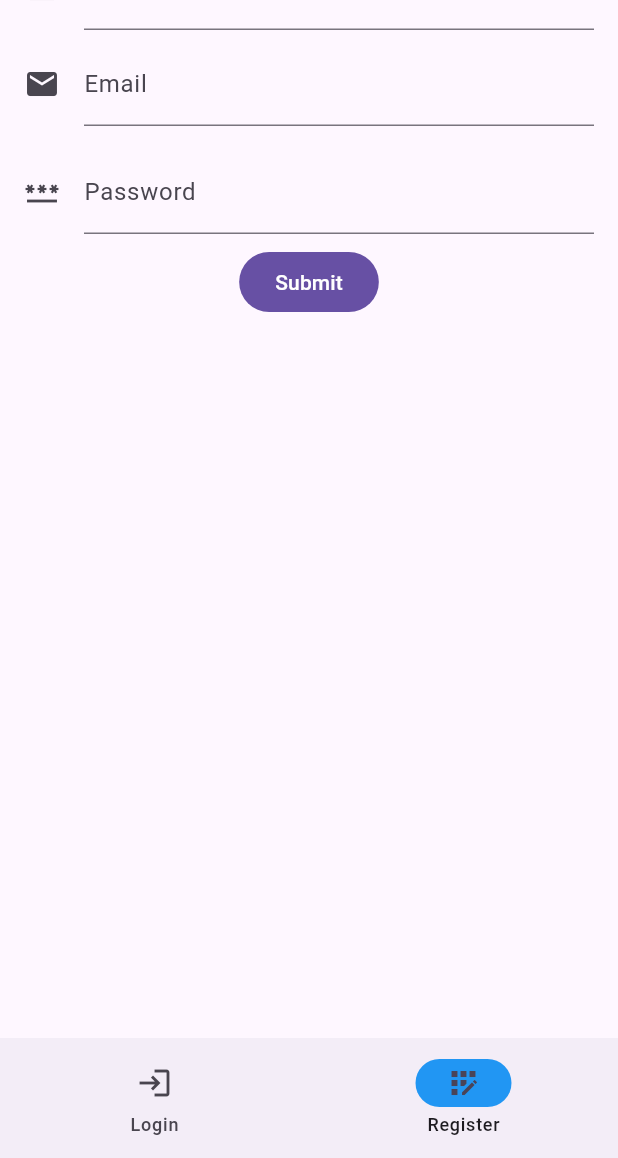
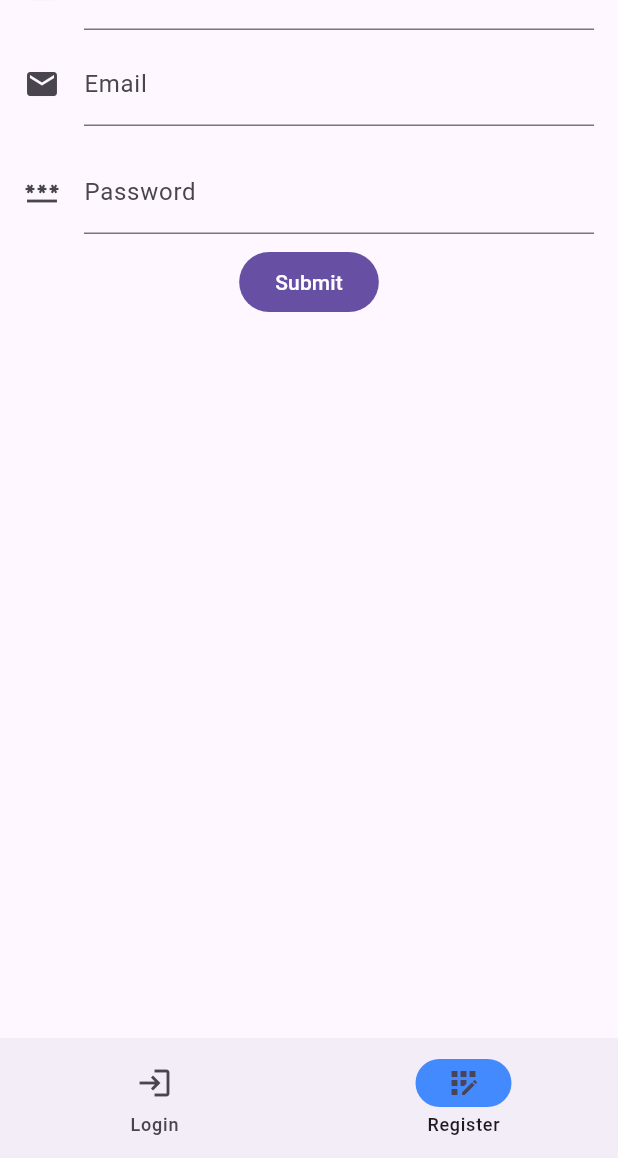
Before and after one commit to invertedEcho/flatshare, a Flutter app: the screen it shows after launch, item 2 of the bottom bar chosen, on a phone screen of 412 x 824 dp, the part 78-1236 px from its top. Run offline on Flutter 3.47's test engine with Material 3 defaults, Android fonts, the phone set to English and light mode, and no system bars; our stand-ins replace flutter_dotenv, flutter_secure_storage; network calls fail.

Commit message:
feat: follow devices system theme

```diff
--- a/frontend/lib/main.dart
+++ b/frontend/lib/main.dart
@@ -74,7 +74,9 @@ class _AppState extends State<App> {
   Widget build(BuildContext context) {
     return MaterialApp(
         debugShowCheckedModeBanner: false,
-        theme: ThemeData(useMaterial3: true),
+        theme: ThemeData(useMaterial3: true, brightness: Brightness.light),
+        darkTheme: ThemeData(brightness: Brightness.dark),
+        themeMode: ThemeMode.system,
         home: isLoggedIn
             ? AuthenticatedNavigation(
                 onLogout: handleLogout,
@@ -104,7 +106,7 @@ class _UnauthenticatedNavigationState extends State<UnauthenticatedNavigation> {
             currentPageIndex = index;
           });
         },
-        indicatorColor: Colors.blue,
+        indicatorColor: Colors.blueAccent,
         selectedIndex: currentPageIndex,
         destinations: const <Widget>[
           NavigationDestination(
@@ -161,7 +163,7 @@ class _AuthenticatedNavigationState extends State<AuthenticatedNavigation> {
         actions: [
           IconButton(
             icon: const Icon(Icons.logout),
-            tooltip: 'Open shopping cart',
+            tooltip: 'Logout',
             onPressed: () {
               storage.delete(key: 'jwt-token');
               widget.onLogout();
@@ -176,7 +178,7 @@ class _AuthenticatedNavigationState extends State<AuthenticatedNavigation> {
             currentPageIndex = index;
           });
         },
-        indicatorColor: Colors.blue,
+        indicatorColor: Colors.blueAccent,
         selectedIndex: currentPageIndex,
         destinations: const <Widget>[
           NavigationDestination(
```
